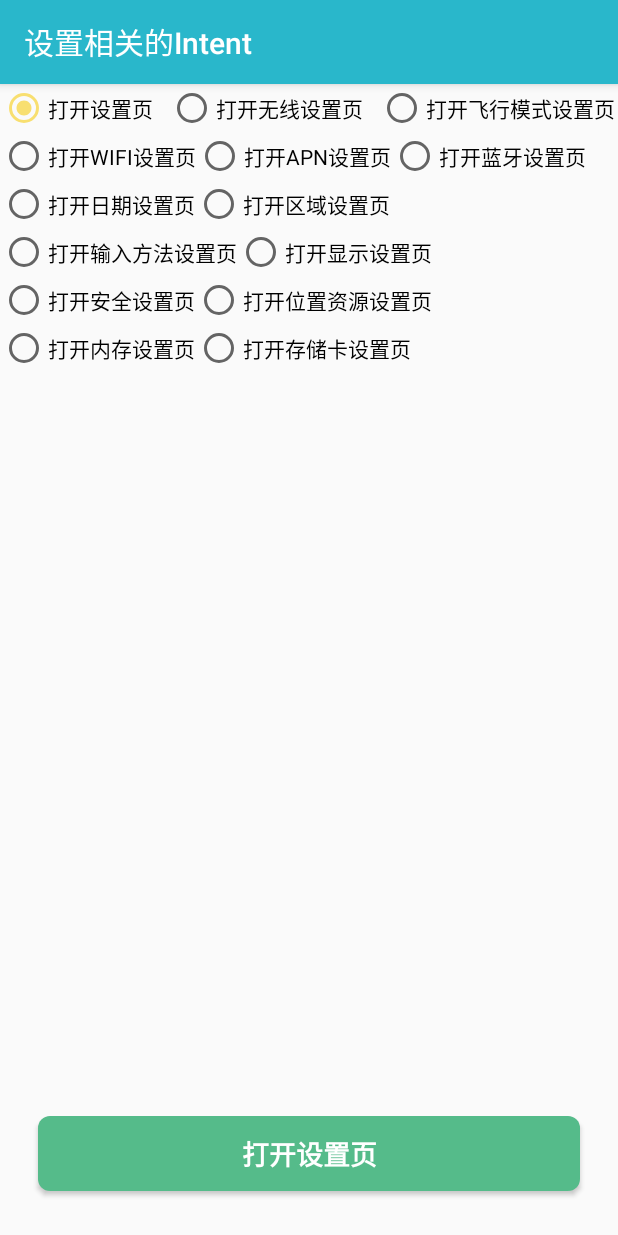
After one commit to SnailLxy/exercise, an Android app: the SettingIntentActivity screen opened directly, with no data from a screen before it, on a phone screen of 412 x 824 dp. The commit adds this screen. Run offline under Robolectric (Android 15) with nearby library versions, the phone set to English and light mode, and no system bars.

Commit message:
[练习]-添加设置相关intent练习 功能： 添加设置相关隐式intent使用练习， 添加一个可以实现流式布局的RadioGroup

```diff
--- a/app/src/main/java/com/lixueyang/exercise/activity/commonintent/CommonIntentActivity.java
+++ b/app/src/main/java/com/lixueyang/exercise/activity/commonintent/CommonIntentActivity.java
@@ -54,6 +54,7 @@ public class CommonIntentActivity extends AppCompatActivity {
     binding.btnGotoNewNoteIntentActivity.setOnClickListener(view -> NewNoteIntentActivity.startNewNoteIntentActivity(this));
     binding.btnGotoCallIntentActivity.setOnClickListener(view -> CallIntentActivity.startCallIntentActivity(this));
     binding.btnGotoSendIntentActivity.setOnClickListener(view -> SendIntentActivity.startSendIntentActivity(this));
+    binding.btnGotoSettingIntentActivity.setOnClickListener(view -> SettingIntentActivity.startSettingIntentActivity(this));
   }
 
   /**
--- /dev/null
+++ b/app/src/main/java/com/lixueyang/exercise/widgets/FlowRadioGroup.java
@@ -0,0 +1,108 @@
+package com.lixueyang.exercise.widgets;
+
+import android.content.Context;
+import android.util.AttributeSet;
+import android.view.View;
+import android.widget.RadioGroup;
+
+/**
+ * Created on 2019/1/24.
+ */
+//todo onMeasure和onLayout里做的事情有重复,优化下性能只做一次运算
+public class FlowRadioGroup extends RadioGroup {
+
+  public FlowRadioGroup(Context context) {
+    super(context);
+  }
+
+  public FlowRadioGroup(Context context, AttributeSet attrs) {
+    super(context, attrs);
+  }
+
+  @Override
+  protected void onMeasure(int widthMeasureSpec, int heightMeasureSpec) {
+    int widthSize = MeasureSpec.getSize(widthMeasureSpec);
+    int widthMode = MeasureSpec.getMode(widthMeasureSpec);
+    int heightSize = MeasureSpec.getSize(heightMeasureSpec);
+    int heightMode = MeasureSpec.getMode(heightMeasureSpec);
+
+    measureChildren(widthMeasureSpec, heightMeasureSpec);
+
+    int childCount = getChildCount();
+    int maxWidth = 0;
+    int maxHeight = 0;
+    int maxLineHeight = 0;//当前行最大高度
+    int maxLineWidth = 0;//当前行最大宽度
+
+    for (int i = 0; i < childCount; i++) {
+      View view = getChildAt(i);
+      LayoutParams params = (LayoutParams) view.getLayoutParams();
+      int childWidth = view.getMeasuredWidth() + params.leftMargin + params.rightMargin;
+      int childHeight = view.getMeasuredHeight() + params.topMargin + params.bottomMargin;
+
+      if (maxLineWidth + childWidth <= widthSize) {
+        maxLineWidth += childWidth;
+        if (maxLineHeight < childHeight) {
+          maxLineHeight = childHeight;
+        }
+      } else {
+        //换行
+        if (maxLineWidth > maxWidth) {
+          maxWidth = maxLineWidth;
+        }
+        maxHeight += maxLineHeight;
+
+        maxLineWidth = childWidth;
+        maxLineHeight = childHeight;
+      }
+
+      //最后一行处理
+      if (i == childCount - 1) {
+        if (maxLineWidth > maxWidth) {
+          maxWidth = maxLineWidth;
+        }
+        maxHeight += maxLineHeight;
+      }
+    }
+    //加上padding
+    maxWidth += getPaddingLeft() + getPaddingRight();
+    maxHeight += getPaddingTop() + getPaddingBottom();
+    setMeasuredDimension(widthMode == MeasureSpec.EXACTLY ? widthSize : maxWidth,
+        heightMode == MeasureSpec.EXACTLY ? heightSize : maxHeight);
+
+  }
+
+
+  @Override
+  protected void onLayout(boolean changed, int l, int t, int r, int b) {
+    int count = getChildCount();
+    //pre为前面所有的child的相加后的位置
+    int preLeft = getPaddingLeft();
+    int preTop = getPaddingTop();
+    //记录每一行的最高值
+    int maxHeight = 0;
+    for (int i = 0; i < count; i++) {
+      View child = getChildAt(i);
+      LayoutParams params = (LayoutParams) child.getLayoutParams();
+      //r-l为当前容器的宽度。如果子view的累积宽度大于容器宽度，就换行。
+      if (preLeft + params.leftMargin + child.getMeasuredWidth() + params.rightMargin + getPaddingRight() > (r - l)) {
+        //重置
+        preLeft = getPaddingLeft();
+        //要选择child的height最大的作为设置
+        preTop = preTop + maxHeight;
+        maxHeight = child.getMeasuredHeight() + params.topMargin + params.bottomMargin;
+      } else { //不换行,计算最大高度
+        maxHeight = Math.max(maxHeight, child.getMeasuredHeight() + params.topMargin + params.bottomMargin);
+      }
+      int left = preLeft + params.leftMargin;
+      int top = preTop + params.topMargin;
+      int right = left + child.getMeasuredWidth();
+      int bottom = top + child.getMeasuredHeight();
+      //为子view布局
+      child.layout(left, top, right, bottom);
+      //计算布局结束后，preLeft的值
+      preLeft += params.leftMargin + child.getMeasuredWidth() + params.rightMargin;
+    }
+  }
+
+}
--- /dev/null
+++ b/app/src/main/res/layout/activity_setting_intent.xml
@@ -0,0 +1,115 @@
+<?xml version="1.0" encoding="utf-8"?>
+<androidx.constraintlayout.widget.ConstraintLayout xmlns:android="http://schemas.android.com/apk/res/android"
+    xmlns:app="http://schemas.android.com/apk/res-auto"
+    xmlns:tools="http://schemas.android.com/tools"
+    android:layout_width="match_parent"
+    android:layout_height="match_parent"
+    tools:context=".activity.commonintent.SettingIntentActivity">
+
+  <com.lixueyang.exercise.widgets.FlowRadioGroup
+      android:id="@+id/frg_setting_action"
+      android:layout_width="match_parent"
+      android:layout_height="wrap_content"
+      android:gravity="center_vertical"
+      android:orientation="horizontal"
+      app:layout_constraintTop_toTopOf="parent">
+
+    <RadioButton
+        android:id="@+id/rb_settings"
+        android:layout_width="wrap_content"
+        android:layout_height="wrap_content"
+        android:layout_marginEnd="10dp"
+        android:text="打开设置页"
+        android:checked="true"/>
+
+    <RadioButton
+        android:id="@+id/rb_wireless_settings"
+        android:layout_width="wrap_content"
+        android:layout_height="wrap_content"
+        android:layout_marginEnd="10dp"
+        android:text="打开无线设置页" />
+
+    <RadioButton
+        android:id="@+id/rb_airplane_mode_settings"
+        android:layout_width="wrap_content"
+        android:layout_height="wrap_content"
+        android:text="打开飞行模式设置页" />
+
+    <RadioButton
+        android:id="@+id/rb_wifi_settings"
+        android:layout_width="wrap_content"
+        android:layout_height="wrap_content"
+        android:text="打开WIFI设置页" />
+
+    <RadioButton
+        android:id="@+id/rb_apn_settings"
+        android:layout_width="wrap_content"
+        android:layout_height="wrap_content"
+        android:text="打开APN设置页" />
+
+    <RadioButton
+        android:id="@+id/rb_bluetooth_settings"
+        android:layout_width="wrap_content"
+        android:layout_height="wrap_content"
+        android:text="打开蓝牙设置页" />
+
+    <RadioButton
+        android:id="@+id/rb_date_settings"
+        android:layout_width="wrap_content"
+        android:layout_height="wrap_content"
+        android:text="打开日期设置页" />
+
+    <RadioButton
+        android:id="@+id/rb_locale_settings"
+        android:layout_width="wrap_content"
+        android:layout_height="wrap_content"
+        android:text="打开区域设置页" />
+
+    <RadioButton
+        android:id="@+id/rb_input_mathod_settings"
+        android:layout_width="wrap_content"
+        android:layout_height="wrap_content"
+        android:text="打开输入方法设置页" />
+
+    <RadioButton
+        android:id="@+id/rb_display_settings"
+        android:layout_width="wrap_content"
+        android:layout_height="wrap_content"
+        android:text="打开显示设置页" />
+
+    <RadioButton
+        android:id="@+id/rb_security_settings"
+        android:layout_width="wrap_content"
+        android:layout_height="wrap_content"
+        android:text="打开安全设置页" />
+
+    <RadioButton
+        android:id="@+id/rb_location_source_settings"
+        android:layout_width="wrap_content"
+        android:layout_height="wrap_content"
+        android:text="打开位置资源设置页" />
+
+    <RadioButton
+        android:id="@+id/rb_internal_storage_settings"
+        android:layout_width="wrap_content"
+        android:layout_height="wrap_content"
+        android:text="打开内存设置页" />
+
+    <RadioButton
+        android:id="@+id/rb_memory_card_settings"
+        android:layout_width="wrap_content"
+        android:layout_height="wrap_content"
+        android:text="打开存储卡设置页" />
+
+  </com.lixueyang.exercise.widgets.FlowRadioGroup>
+
+  <Button
+      android:id="@+id/btn_open_setting"
+      style="@style/FeaturesButton"
+      android:layout_width="match_parent"
+      android:layout_height="50dp"
+      android:layout_marginBottom="30dp"
+      android:text="打开设置页"
+      app:layout_constraintBottom_toBottomOf="parent" />
+
+</androidx.constraintlayout.widget.ConstraintLayout>
--- a/app/src/main/res/values/strings.xml
+++ b/app/src/main/res/values/strings.xml
@@ -33,4 +33,5 @@
   <string name="exercise_new_note_intent">创建笔记相关的Intent</string>
   <string name="exercise_call_intent">拨打电话相关的Intent</string>
   <string name="exercise_send_intent">发送消息相关的Intent</string>
+  <string name="exercise_setting_intent">设置相关的Intent</string>
 </resources>
```
Also changed, not shown: app/src/main/AndroidManifest.xml (+28 -8 lines), app/src/main/java/com/lixueyang/exercise/activity/commonintent/SettingIntentActivity.java (added, +92 -0 lines), app/src/main/res/layout/activity_common_intent.xml (+9 -0 lines), 1 other file.
